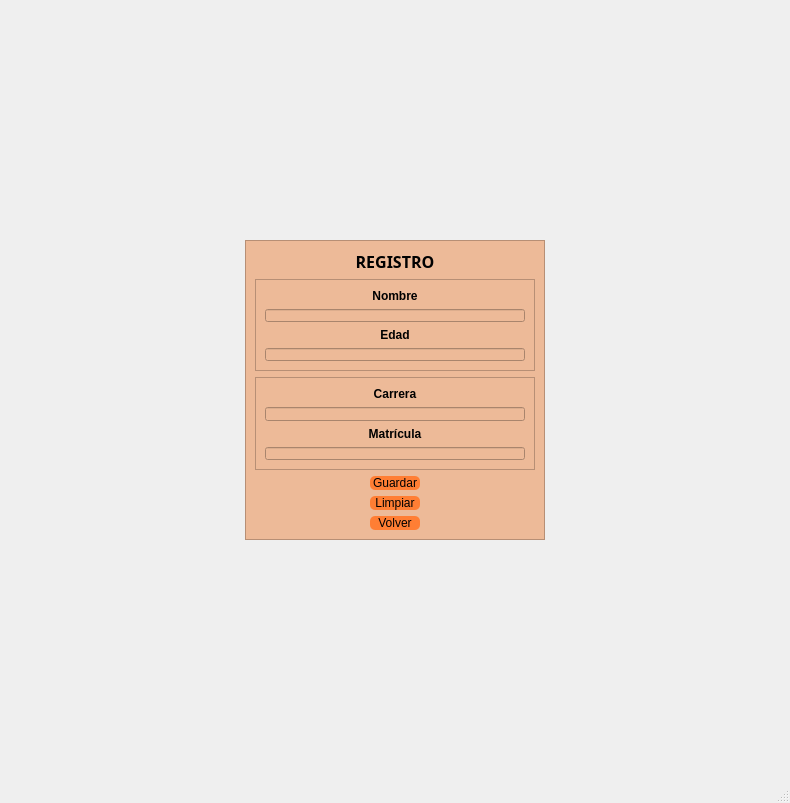
Old version of the form registro.ui in the repository LizMadrid/estudiantes.
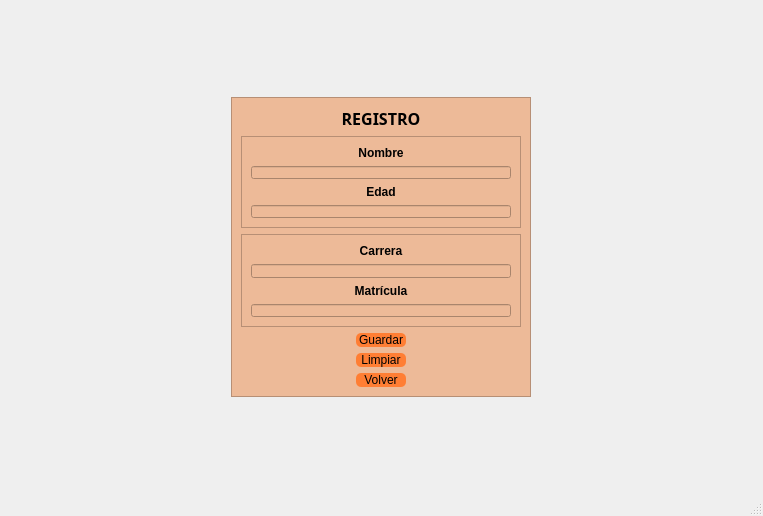
New version of the form. Icons and pictures are not drawn.

Patch:
```diff
--- a/registro.ui
+++ b/registro.ui
@@ -6,13 +6,16 @@
    <rect>
     <x>0</x>
     <y>0</y>
-    <width>790</width>
-    <height>803</height>
+    <width>763</width>
+    <height>516</height>
    </rect>
   </property>
   <property name="windowTitle">
    <string>MainWindow</string>
   </property>
+  <property name="styleSheet">
+   <string notr="true">border-image: url(&quot;img/escuela.jpg&quot;);</string>
+  </property>
   <widget class="QWidget" name="centralwidget">
    <layout class="QHBoxLayout" name="horizontalLayout">
     <item>
```
Left out of the diff: 8 changed lines with no effect on the pictures.
